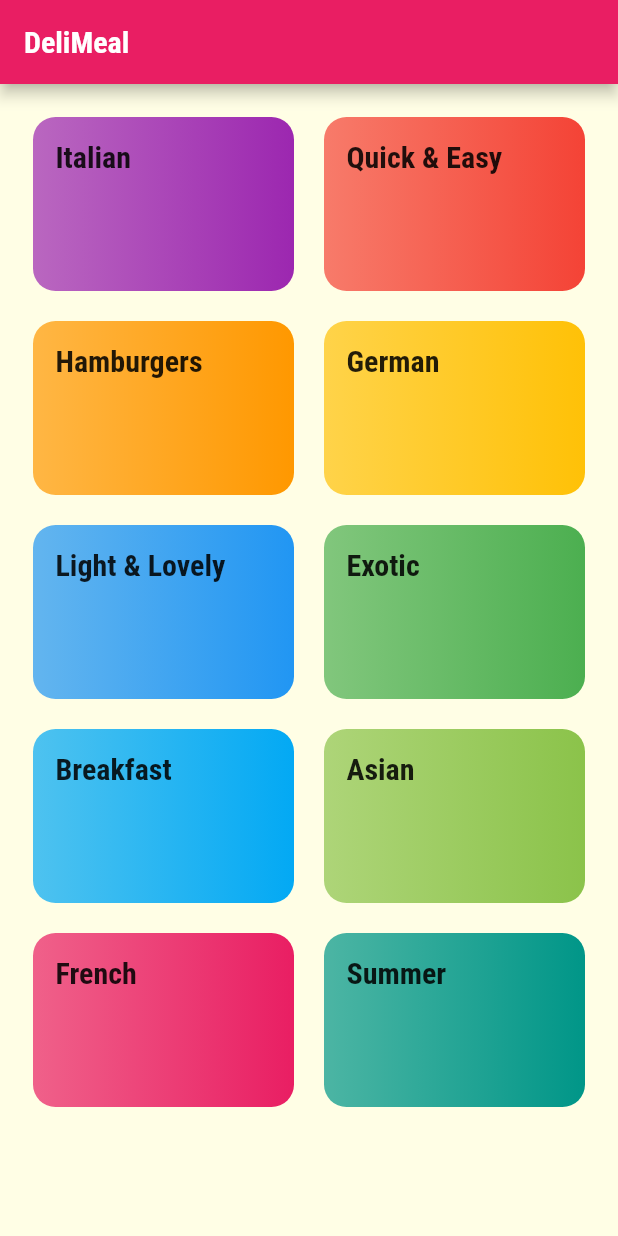
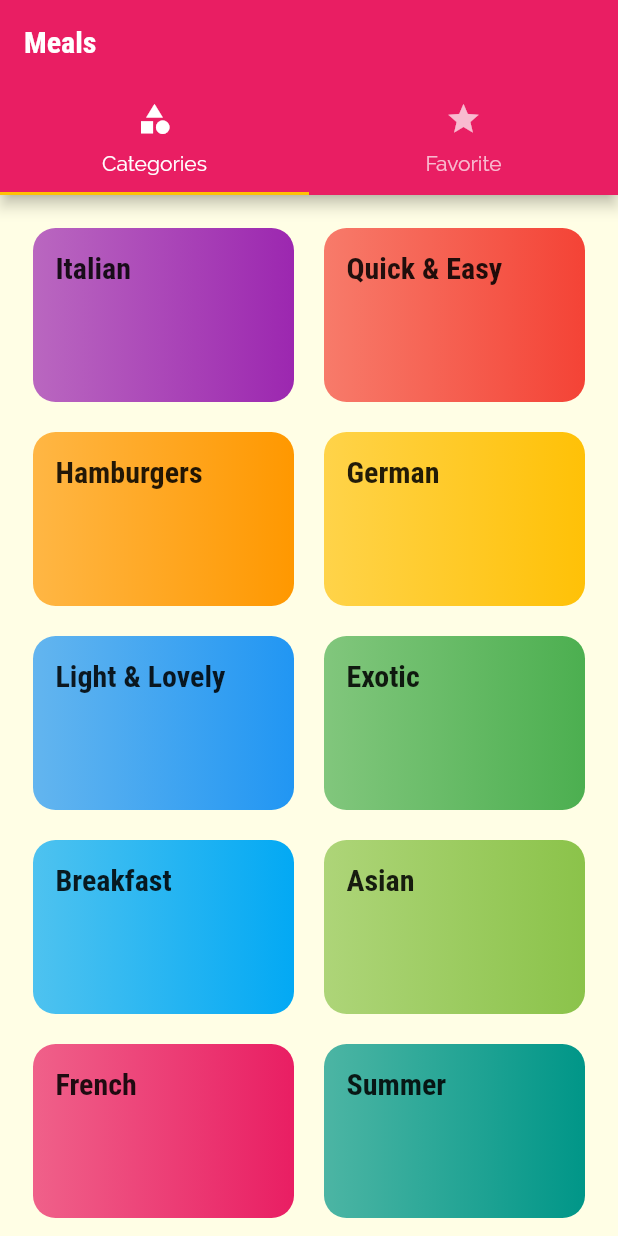
Before and after one commit to advaita-saha/delimeals, a Flutter app: the screen it shows after launch, on a phone screen of 412 x 824 dp. Run offline on Flutter 3.47's test engine with Material 2 defaults, Android fonts, the phone set to English and light mode, and no system bars.

Commit message:
topbar added with tabs

```diff
--- a/lib/main.dart
+++ b/lib/main.dart
@@ -1,5 +1,6 @@
 // ignore_for_file: prefer_const_constructors
 
+import './screens/tabs_screen.dart';
 import 'package:flutter/material.dart';
 
 import './screens/categories_screen.dart';
@@ -34,7 +35,7 @@ class MyApp extends StatelessWidget {
       ),
       // home: CategoriesScreen(),
       routes: {
-        '/': (ctx) => CategoriesScreen(),
+        '/': (ctx) => TabScreen(),
         CategoryMealsScreen.routeName: (ctx) => CategoryMealsScreen(),
         MealDetailScreen.routeName: (ctx) => MealDetailScreen(),
       },
--- a/lib/screens/categories_screen.dart
+++ b/lib/screens/categories_screen.dart
@@ -10,11 +10,7 @@ class CategoriesScreen extends StatelessWidget {
 
   @override
   Widget build(BuildContext context) {
-    return Scaffold(
-      appBar: AppBar(
-        title: const Text('DeliMeal'),
-      ),
-      body: GridView(
+    return GridView(
       padding: const EdgeInsets.all(22),
       gridDelegate: SliverGridDelegateWithMaxCrossAxisExtent(
         maxCrossAxisExtent: 200,
@@ -26,7 +22,6 @@ class CategoriesScreen extends StatelessWidget {
           .map((catData) =>
               CategoryItem(catData.id, catData.title, catData.color))
           .toList(),
-      ),
     );
   }
 }
--- /dev/null
+++ b/lib/screens/favorites_screen.dart
@@ -0,0 +1,12 @@
+import 'package:flutter/material.dart';
+
+class FavoritesScreen extends StatelessWidget {
+  const FavoritesScreen({Key? key}) : super(key: key);
+
+  @override
+  Widget build(BuildContext context) {
+    return Center(
+      child: Text('favs'),
+    );
+  }
+}
--- /dev/null
+++ b/lib/screens/tabs_screen.dart
@@ -0,0 +1,45 @@
+// ignore_for_file: prefer_const_constructors
+// ignore_for_file: prefer_const_literals_to_create_immutables
+
+import './favorites_screen.dart';
+
+import './categories_screen.dart';
+import 'package:flutter/material.dart';
+
+class TabScreen extends StatefulWidget {
+  const TabScreen({Key? key}) : super(key: key);
+
+  @override
+  _TabScreenState createState() => _TabScreenState();
+}
+
+class _TabScreenState extends State<TabScreen> {
+  @override
+  Widget build(BuildContext context) {
+    return DefaultTabController(
+        length: 2,
+        child: Scaffold(
+          appBar: AppBar(
+            title: Text('Meals'),
+            bottom: TabBar(
+              tabs: <Widget>[
+                Tab(
+                  icon: Icon(Icons.category),
+                  text: 'Categories',
+                ),
+                Tab(
+                  icon: Icon(Icons.star),
+                  text: 'Favorite',
+                ),
+              ],
+            ),
+          ),
+          body: TabBarView(
+            children: [
+              CategoriesScreen(),
+              FavoritesScreen(),
+            ],
+          ),
+        ));
+  }
+}
```
Lines whose indentation alone changed are shown as unchanged.
